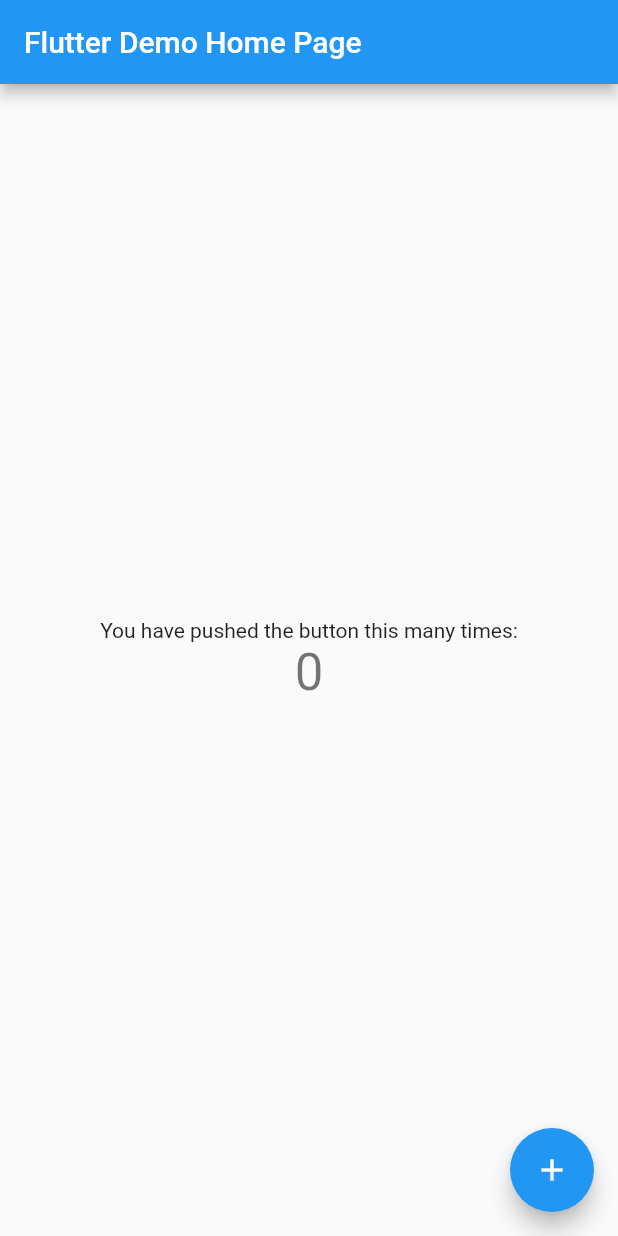
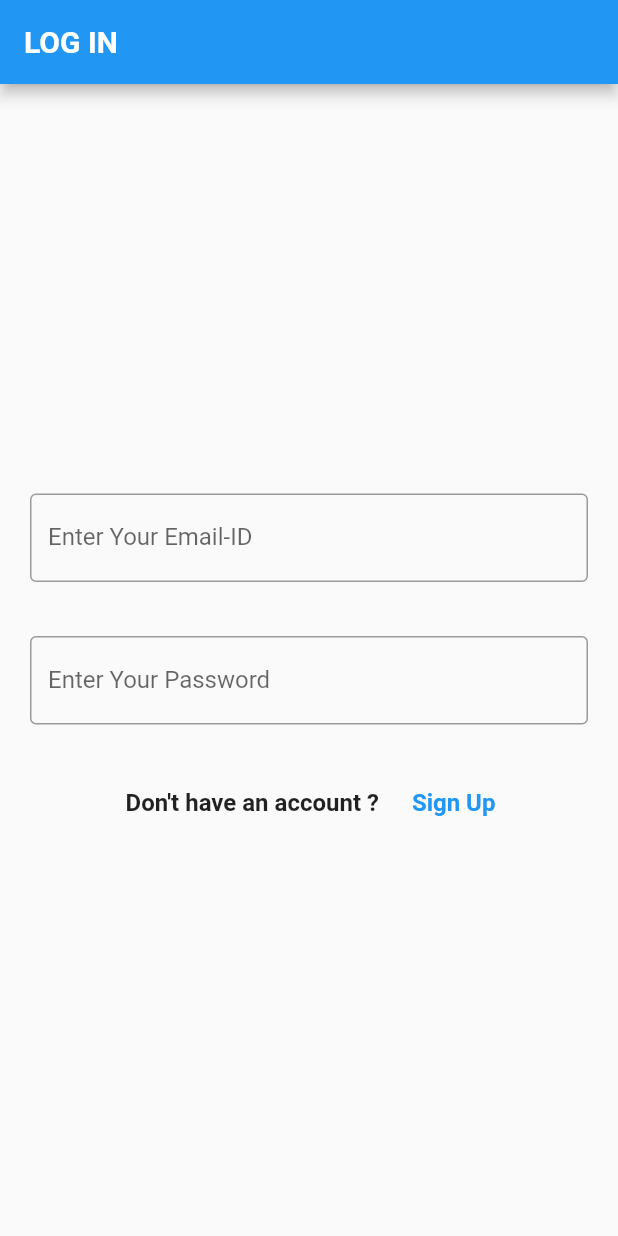
Before and after one commit to Palash2911/Trackio, a Flutter app: the screen it shows after launch, on a phone screen of 412 x 824 dp. Run offline on Flutter 3.47's test engine with Material 2 defaults, Android fonts, the phone set to English and light mode, and no system bars.

Commit message:
Added Layouts Signup and Login

```diff
--- /dev/null
+++ b/lib/ET/Sign_Up/login_layout.dart
@@ -0,0 +1,65 @@
+import 'package:expense_tracker/ET/Sign_Up/signup_layout.dart';
+import 'package:flutter/material.dart';
+
+class Login extends StatefulWidget {
+  @override
+  State<Login> createState() => _LoginState();
+}
+
+class _LoginState extends State<Login> {
+  bool flag = false;
+  @override
+  Widget build(BuildContext context) {
+    return Scaffold(
+      appBar: AppBar(
+        title: Text('LOG IN', style: TextStyle(fontWeight: FontWeight.bold)),
+      ),
+      body: Container(
+        child: Column(
+          crossAxisAlignment: CrossAxisAlignment.center,
+          mainAxisAlignment: MainAxisAlignment.center,
+          children:  <Widget>[
+            const Padding(
+              padding: EdgeInsets.symmetric(horizontal: 20, vertical: 18),
+              child: TextField(
+                decoration: InputDecoration(
+                  border: OutlineInputBorder(),
+                  labelText: "Enter Your Email-ID",
+                ),
+              ),
+            ),
+            const Padding(
+              padding: EdgeInsets.symmetric(horizontal: 20, vertical: 18),
+              child: TextField(
+                obscureText: true,
+                enableSuggestions: false,
+                autocorrect: false,
+                decoration: InputDecoration(
+                  border: OutlineInputBorder(),
+                  labelText: "Enter Your Password",
+                ),
+              ),
+            ),
+            Row(
+              crossAxisAlignment: CrossAxisAlignment.center,
+              mainAxisAlignment: MainAxisAlignment.center,
+              children:  [
+                const Padding(padding: EdgeInsets.symmetric(horizontal: 10, vertical: 10),
+                  child: Text("Don't have an account ? ", style: TextStyle(fontWeight: FontWeight.bold, fontSize: 16),),
+                ),
+                Padding(padding: EdgeInsets.symmetric(horizontal: 0, vertical: 10),
+                  child: TextButton(style: TextButton.styleFrom(
+                    textStyle: const TextStyle(fontWeight: FontWeight.bold, fontSize: 16)
+                  ),onPressed: () {
+                    Navigator.of(context).push(MaterialPageRoute(builder: (context) => Signup(),));
+                  }, child: Text("Sign Up")),
+                )
+              ],
+            )
+          ],
+        ),
+
+      ),
+    );
+  }
+}
--- a/lib/main.dart
+++ b/lib/main.dart
@@ -1,70 +1,19 @@
+import 'package:expense_tracker/ET/Sign_Up/login_layout.dart';
 import 'package:flutter/material.dart';
 
 void main() {
-  runApp(const MyApp());
+  runApp(MyApp());
 }
 
 class MyApp extends StatelessWidget {
-  const MyApp({Key? key}) : super(key: key);
-
-  // This widget is the root of your application.
   @override
   Widget build(BuildContext context) {
     return MaterialApp(
-      title: 'Flutter Demo',
+      title: 'Expense Tracker',
       theme: ThemeData(
-
         primarySwatch: Colors.blue,
       ),
-      home: const MyHomePage(title: 'Flutter Demo Home Page'),
+      home: Login(),
     );
   }
 }
-
-class MyHomePage extends StatefulWidget {
-  const MyHomePage({Key? key, required this.title}) : super(key: key);
-
-  final String title;
-
-  @override
-  State<MyHomePage> createState() => _MyHomePageState();
-}
-
-class _MyHomePageState extends State<MyHomePage> {
-  int _counter = 0;
-
-  void _incrementCounter() {
-    setState(() {
-      _counter++;
-    });
-  }
-
-  @override
-  Widget build(BuildContext context) {
-    return Scaffold(
-      appBar: AppBar(
-        title: Text(widget.title),
-      ),
-      body: Center(
-        child: Column(
-
-          mainAxisAlignment: MainAxisAlignment.center,
-          children: <Widget>[
-            const Text(
-              'You have pushed the button this many times:',
-            ),
-            Text(
-              '$_counter',
-              style: Theme.of(context).textTheme.headline4,
-            ),
-          ],
-        ),
-      ),
-      floatingActionButton: FloatingActionButton(
-        onPressed: _incrementCounter,
-        tooltip: 'Increment',
-        child: const Icon(Icons.add),
-      ),
-    );
-  }
-}
```
Also changed, not shown: lib/ET/Sign_Up/signup_layout.dart (added, +85 -0 lines), 1 other file.
